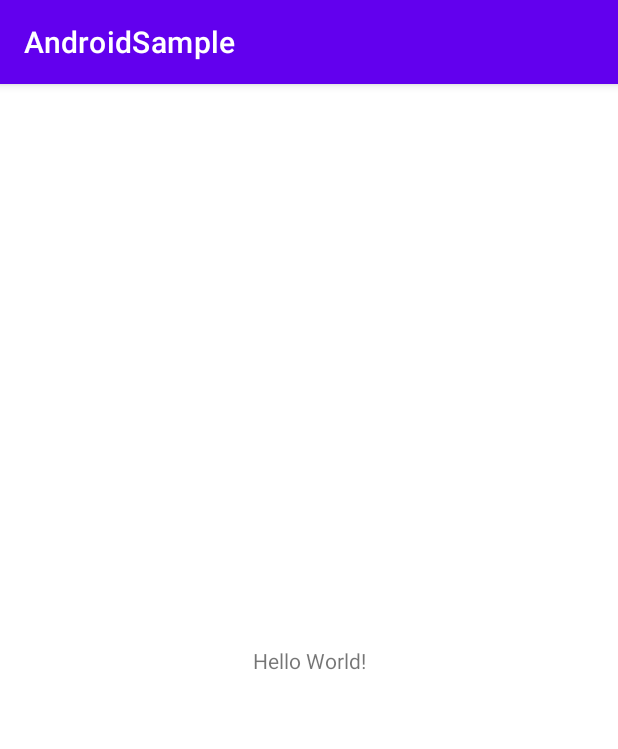
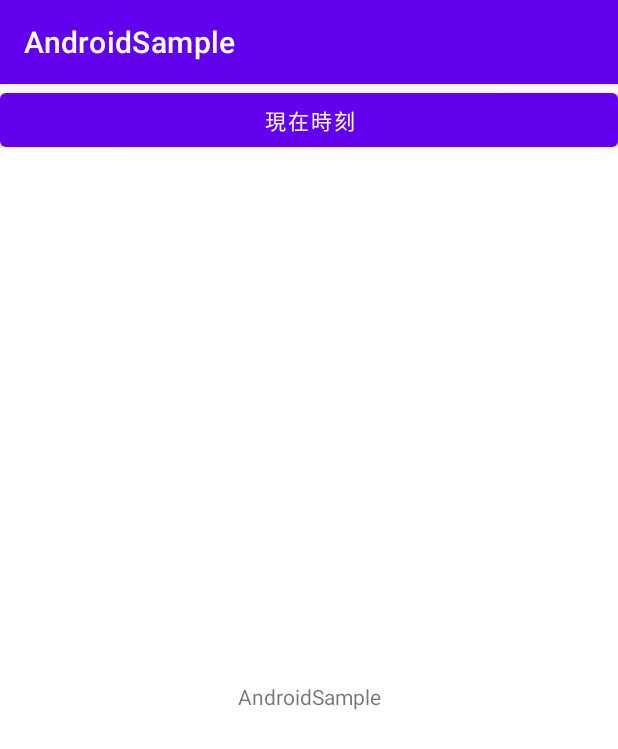
Before and after one commit to 168-7cm/android-sample, an Android app: the screen it shows after launch (MainActivity), on a phone screen of 412 x 824 dp. Shown: the top 749 px of the screen. Run offline under Robolectric (Android 15) with nearby library versions, the phone set to English and light mode, and no system bars.

Commit message:
feat: `MainActivity`に`Button`と`TextView`を追加

```diff
--- a/app/src/main/res/layout/activity_main.xml
+++ b/app/src/main/res/layout/activity_main.xml
@@ -6,13 +6,22 @@
     android:layout_height="match_parent"
     tools:context=".MainActivity">
 
-    <TextView
-        android:layout_width="wrap_content"
+    <Button
+        android:id="@+id/buttonCurrent"
+        android:layout_width="0dp"
         android:layout_height="wrap_content"
-        android:text="Hello World!"
-        app:layout_constraintBottom_toBottomOf="parent"
+        android:text="@string/btnCurrent"
         app:layout_constraintEnd_toEndOf="parent"
         app:layout_constraintStart_toStartOf="parent"
         app:layout_constraintTop_toTopOf="parent" />
 
+    <TextView
+        android:id="@+id/txtResult"
+        android:layout_width="wrap_content"
+        android:layout_height="wrap_content"
+        android:text="@string/app_name"
+        app:layout_constraintBottom_toBottomOf="parent"
+        app:layout_constraintEnd_toEndOf="parent"
+        app:layout_constraintStart_toStartOf="parent"
+        app:layout_constraintTop_toBottomOf="@+id/buttonCurrent" />
 </androidx.constraintlayout.widget.ConstraintLayout>
--- a/app/src/main/res/values/strings.xml
+++ b/app/src/main/res/values/strings.xml
@@ -1,3 +1,5 @@
 <resources>
     <string name="app_name">AndroidSample</string>
+    <string name="hello_world">こんにちは、世界！</string>
+    <string name="btnCurrent">現在時刻</string>
 </resources>
```
